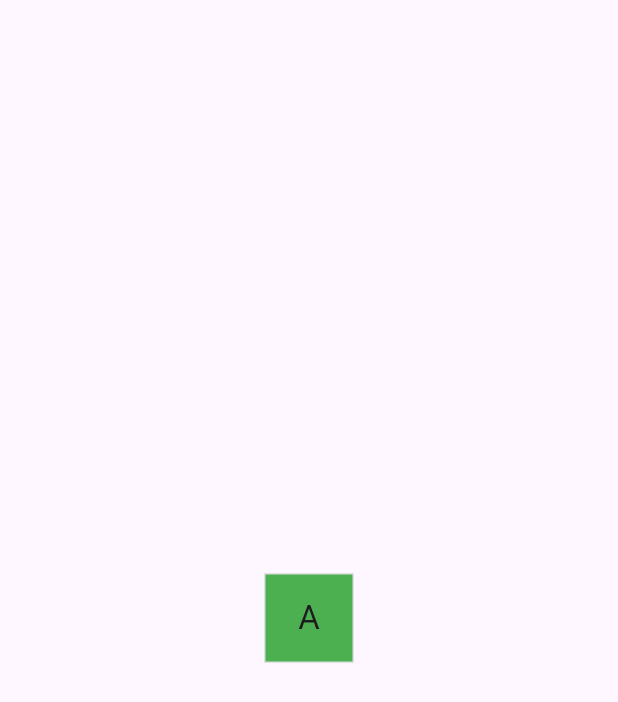
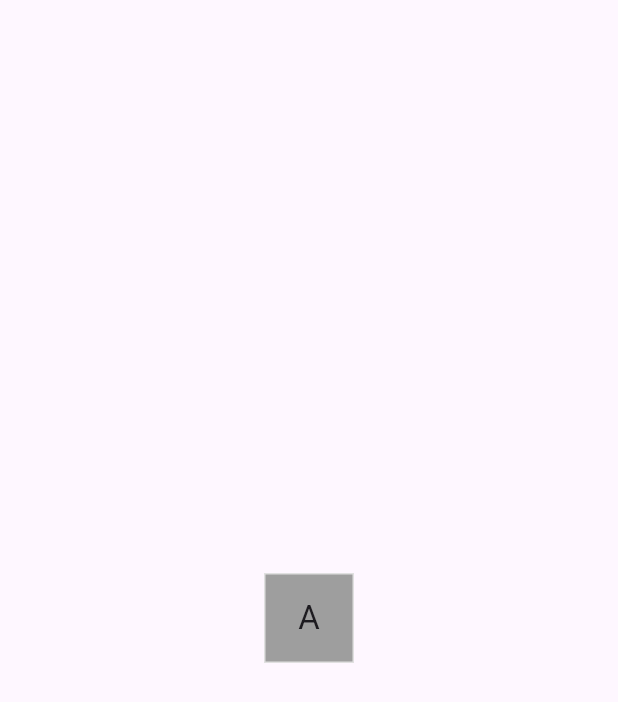
Before and after one commit to daviddc5/wordleWithFlutter, a Flutter app: the screen it shows after launch, on a phone screen of 412 x 824 dp. Shown: the top 702 px of the screen. Run offline on Flutter 3.47's test engine with Material 3 defaults, Android fonts, the phone set to English and light mode, and no system bars.

```diff
--- a/birdle/lib/main.dart
+++ b/birdle/lib/main.dart
@@ -13,7 +13,7 @@ class MainApp extends StatelessWidget {
     return MaterialApp(
       home: Scaffold(
         body: Center(
-          child: Tile('A', HitType.hit), // NEW
+          child: Tile('A', HitType.miss), // NEW
         ),
       ),
     );
```
